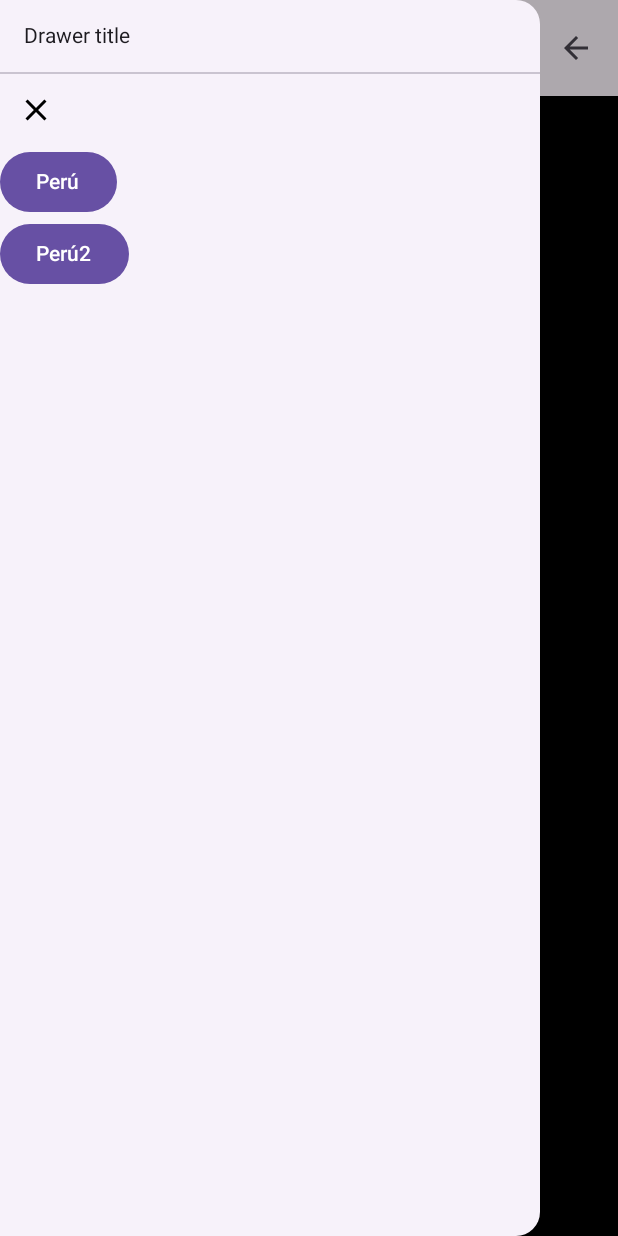
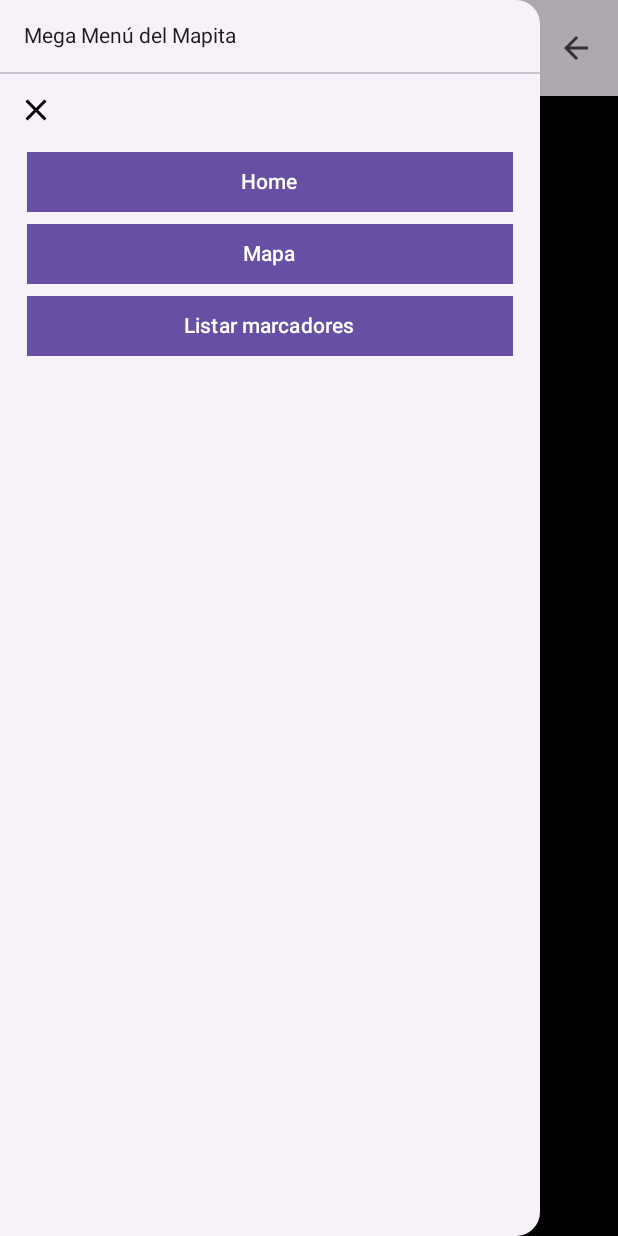
Before and after one commit to sergiherradorITB/SergiITB-PR04-Maps-App, an Android app built with Jetpack Compose: the screen it shows after launch (MainActivity), after a tap on "Menu", on a phone screen of 412 x 824 dp. Run offline under Robolectric (Android 15) with nearby library versions, the phone set to English and light mode, and no system bars.

Commit message:
Cambiado un poco el drawer

```diff
--- a/app/src/main/java/com/example/sergiitb_pr04_maps_app/MainActivity.kt
+++ b/app/src/main/java/com/example/sergiitb_pr04_maps_app/MainActivity.kt
@@ -6,9 +6,11 @@ import androidx.activity.ComponentActivity
 import androidx.activity.compose.setContent
 import androidx.activity.viewModels
 import androidx.compose.foundation.background
+import androidx.compose.foundation.layout.Arrangement
 import androidx.compose.foundation.layout.Box
 import androidx.compose.foundation.layout.Column
 import androidx.compose.foundation.layout.Row
+import androidx.compose.foundation.layout.fillMaxHeight
 import androidx.navigation.compose.NavHost
 
 import androidx.compose.foundation.layout.fillMaxSize
@@ -36,6 +38,7 @@ import androidx.compose.runtime.rememberCoroutineScope
 import androidx.compose.ui.Alignment
 import androidx.compose.ui.Modifier
 import androidx.compose.ui.graphics.Color
+import androidx.compose.ui.graphics.RectangleShape
 import androidx.compose.ui.text.style.TextAlign
 import androidx.compose.ui.unit.dp
 import androidx.compose.ui.unit.sp
@@ -76,13 +79,17 @@ class MainActivity : ComponentActivity() {
 
 @OptIn(ExperimentalMaterial3Api::class)
 @Composable
-fun MyDrawer(navController: NavController, mapViewModel: MapViewModel, content: @Composable () -> Unit) {
+fun MyDrawer(
+    navController: NavController,
+    mapViewModel: MapViewModel,
+    content: @Composable () -> Unit
+) {
     val scope = rememberCoroutineScope()
     val state: DrawerState = rememberDrawerState(initialValue = DrawerValue.Closed)
 
     ModalNavigationDrawer(drawerState = state, gesturesEnabled = false, drawerContent = {
         ModalDrawerSheet {
-            Text(text = "Drawer title", modifier = Modifier.padding(16.dp))
+            Text(text = "Mega Menú del Mapita", modifier = Modifier.padding(16.dp))
             Divider()
             IconButton(
                 onClick = {
@@ -97,18 +104,24 @@ fun MyDrawer(navController: NavController, mapViewModel: MapViewModel, content:
                     tint = Color.Black
                 )
             }
-            Button(onClick = {
-                navController.navigate(Routes.MapScreen.route)
-                scope.launch { state.close() }
-            }) {
-                Text(text = "Perú")
-            }
-
-            Button(onClick = {
-                navController.navigate(Routes.ListMarkersScreen.route)
-                scope.launch { state.close() }
-            }) {
-                Text(text = "Perú2")
+            Column(
+                modifier = Modifier
+                    .fillMaxHeight()
+                    .fillMaxWidth(),
+                horizontalAlignment = Alignment.CenterHorizontally
+            ) {
+                screensFromDrawer.forEach { screen ->
+                    Button(
+                        modifier = Modifier.fillMaxWidth(0.9f),
+                        shape = RectangleShape,
+                        onClick = {
+                            navController.navigate(screen.route)
+                            scope.launch { state.close() }
+                        }
+                    ) {
+                        Text(text = screen.title)
+                    }
+                }
             }
         }
     }) {
@@ -116,18 +129,24 @@ fun MyDrawer(navController: NavController, mapViewModel: MapViewModel, content:
     }
 }
 
+
 @SuppressLint("UnusedMaterial3ScaffoldPaddingParameter")
 @Composable
-fun MyScaffold(mapViewModel: MapViewModel, state: DrawerState, navController: NavController, content: @Composable () -> Unit) {
+fun MyScaffold(
+    mapViewModel: MapViewModel,
+    state: DrawerState,
+    navController: NavController,
+    content: @Composable () -> Unit
+) {
     Scaffold(
         topBar = { MyTopAppBar(mapViewModel, state) },
-    ){
-        Column (
+    ) {
+        Column(
             Modifier
                 .fillMaxSize()
                 .background(Color.Magenta)
-        ){
-            Box(Modifier.padding(it)){
+        ) {
+            Box(Modifier.padding(it)) {
                 content() // Llamar al contenido pasado
             }
         }
--- /dev/null
+++ b/app/src/main/java/com/example/sergiitb_pr04_maps_app/Screens.kt
@@ -0,0 +1,29 @@
+package com.example.sergiitb_pr04_maps_app
+
+import androidx.compose.material.icons.Icons
+import androidx.compose.material.icons.filled.Favorite
+import androidx.compose.material.icons.filled.Home
+import androidx.compose.material.icons.filled.List
+import androidx.compose.material.icons.filled.Notifications
+import androidx.compose.material.icons.filled.Person
+import androidx.compose.ui.graphics.vector.ImageVector
+
+sealed class Screens(val route: String, val title: String) {
+
+    sealed class DrawerScreens(
+        route: String,
+        val icon: ImageVector,
+        title: String
+    ) : Screens(route, title) {
+        object Home : DrawerScreens(Routes.MenuScreen.route, Icons.Filled.Home, "Home")
+        object Mapa : DrawerScreens(Routes.MapScreen.route, Icons.Filled.Home, "Mapa")
+        object Listar : DrawerScreens(Routes.ListMarkersScreen.route, Icons.Filled.List, "Listar marcadores")
+
+    }
+}
+
+val screensFromDrawer = listOf(
+    Screens.DrawerScreens.Home,
+    Screens.DrawerScreens.Mapa,
+    Screens.DrawerScreens.Listar,
+)
```
Also changed, not shown: app/src/main/java/com/example/sergiitb_pr04_maps_app/view/Drawer.kt (added, +122 -0 lines).
